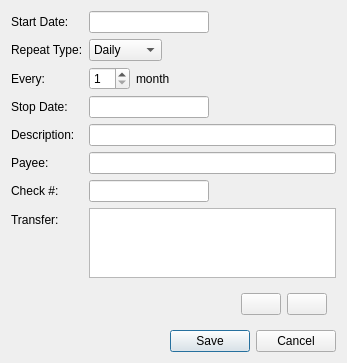
Qt form qt/ui/schedule_panel.ui (Mouchnino/moneyguru) before a commit.
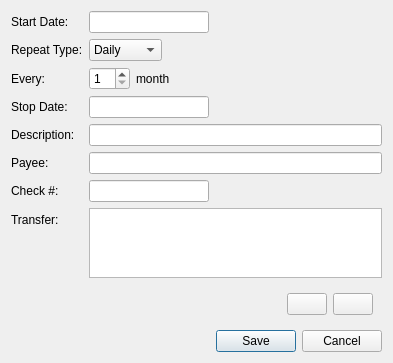
The same form after that commit. Icons and pictures are not drawn. Custom widgets are drawn as their Qt base class.

Patch:
```diff
--- a/qt/ui/schedule_panel.ui
+++ b/qt/ui/schedule_panel.ui
@@ -6,7 +6,7 @@
    <rect>
     <x>0</x>
     <y>0</y>
-    <width>347</width>
+    <width>393</width>
     <height>362</height>
    </rect>
   </property>
```
